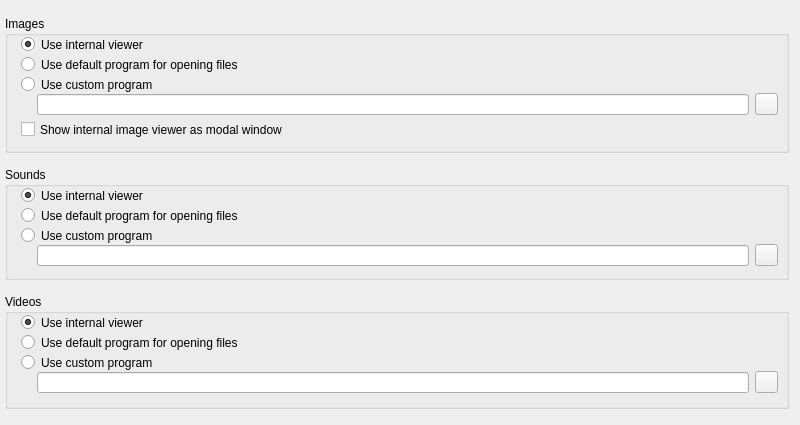
Before: the Qt Designer form src/forms/SetupFrameViewerUnit.ui in Eldricos/D-Fend-Reborn, drawn with Qt 5.
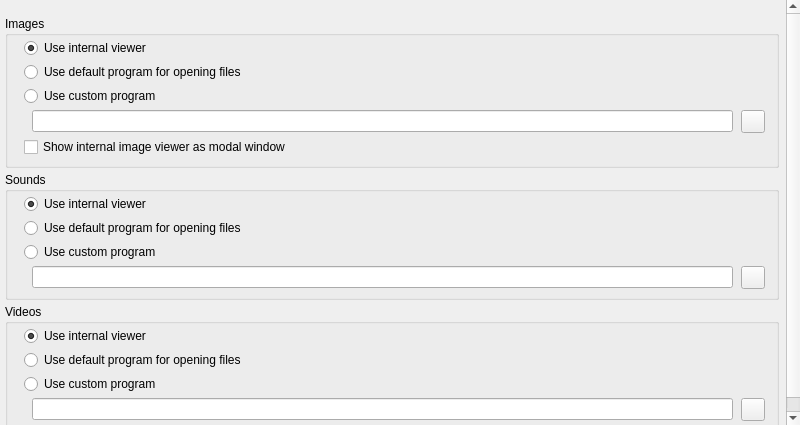
After: the same form once the commit is applied. Icons and pictures are not drawn.

Commit message: Program options: Qt layouts instead of fixed pixel positions

```diff
--- a/src/forms/SetupFrameViewerUnit.ui
+++ b/src/forms/SetupFrameViewerUnit.ui
@@ -9,112 +9,198 @@
       <property name="geometry"><rect><x>0</x><y>0</y><width>800</width><height>425</height></rect></property>
       <property name="vclAlign" stdset="0"><string notr="true">alClient</string></property>
       <property name="frameShape"><enum>QFrame::NoFrame</enum></property>
-      <property name="widgetResizable"><bool>false</bool></property>
+      <property name="widgetResizable"><bool>true</bool></property>
       <widget class="QWidget" name="ScrollBox_Contents">
         <property name="geometry"><rect><x>0</x><y>0</y><width>796</width><height>421</height></rect></property>
         <property name="vclScrollContents" stdset="0"><bool>true</bool></property>
         <property name="vclDesignWidth" stdset="0"><number>796</number></property>
         <property name="vclDesignHeight" stdset="0"><number>421</number></property>
-        <widget class="QGroupBox" name="VideosGroupBox">
-          <property name="geometry"><rect><x>5</x><y>294</y><width>784</width><height>115</height></rect></property>
-          <property name="vclAnchors" stdset="0"><string notr="true">akLeft,akTop,akRight</string></property>
-          <property name="title"><string>Videos</string></property>
-          <widget class="QToolButton" name="VideosButton">
-            <property name="geometry"><rect><x>750</x><y>77</y><width>23</width><height>22</height></rect></property>
-            <property name="vclAnchors" stdset="0"><string notr="true">akTop,akRight</string></property>
-            <property name="tag" stdset="0"><number>2</number></property>
-            <property name="icon"><iconset resource="../../resources/dfend.qrc"><normaloff>:/glyphs/92d9d1a333bceee3.png</normaloff></iconset></property>
-            <property name="iconSize"><size><width>16</width><height>16</height></size></property>
-          </widget>
-          <widget class="QRadioButton" name="VideosRadioButton1">
-            <property name="geometry"><rect><x>16</x><y>20</y><width>752</width><height>17</height></rect></property>
-            <property name="vclAnchors" stdset="0"><string notr="true">akLeft,akTop,akRight</string></property>
-            <property name="text"><string>Use internal viewer</string></property>
-            <property name="checked"><bool>true</bool></property>
-          </widget>
-          <widget class="QRadioButton" name="VideosRadioButton2">
-            <property name="geometry"><rect><x>16</x><y>40</y><width>752</width><height>17</height></rect></property>
-            <property name="vclAnchors" stdset="0"><string notr="true">akLeft,akTop,akRight</string></property>
-            <property name="text"><string>Use default program for opening files</string></property>
-          </widget>
-          <widget class="QRadioButton" name="VideosRadioButton3">
-            <property name="geometry"><rect><x>16</x><y>60</y><width>752</width><height>17</height></rect></property>
-            <property name="vclAnchors" stdset="0"><string notr="true">akLeft,akTop,akRight</string></property>
-            <property name="text"><string>Use custom program</string></property>
-          </widget>
-          <widget class="QLineEdit" name="VideosEdit">
-            <property name="geometry"><rect><x>32</x><y>78</y><width>712</width><height>21</height></rect></property>
-            <property name="vclAnchors" stdset="0"><string notr="true">akLeft,akTop,akRight</string></property>
-          </widget>
-        </widget>
-        <widget class="QGroupBox" name="SoundsGroupBox">
-          <property name="geometry"><rect><x>5</x><y>167</y><width>784</width><height>113</height></rect></property>
-          <property name="vclAnchors" stdset="0"><string notr="true">akLeft,akTop,akRight</string></property>
-          <property name="title"><string>Sounds</string></property>
-          <widget class="QToolButton" name="SoundsButton">
-            <property name="geometry"><rect><x>750</x><y>77</y><width>23</width><height>22</height></rect></property>
-            <property name="vclAnchors" stdset="0"><string notr="true">akTop,akRight</string></property>
-            <property name="tag" stdset="0"><number>1</number></property>
-            <property name="icon"><iconset resource="../../resources/dfend.qrc"><normaloff>:/glyphs/92d9d1a333bceee3.png</normaloff></iconset></property>
-            <property name="iconSize"><size><width>16</width><height>16</height></size></property>
-          </widget>
-          <widget class="QRadioButton" name="SoundsRadioButton1">
-            <property name="geometry"><rect><x>16</x><y>20</y><width>752</width><height>17</height></rect></property>
-            <property name="vclAnchors" stdset="0"><string notr="true">akLeft,akTop,akRight</string></property>
-            <property name="text"><string>Use internal viewer</string></property>
-            <property name="checked"><bool>true</bool></property>
-          </widget>
-          <widget class="QRadioButton" name="SoundsRadioButton2">
-            <property name="geometry"><rect><x>16</x><y>40</y><width>752</width><height>17</height></rect></property>
-            <property name="vclAnchors" stdset="0"><string notr="true">akLeft,akTop,akRight</string></property>
-            <property name="text"><string>Use default program for opening files</string></property>
-          </widget>
-          <widget class="QRadioButton" name="SoundsRadioButton3">
-            <property name="geometry"><rect><x>16</x><y>60</y><width>752</width><height>17</height></rect></property>
-            <property name="vclAnchors" stdset="0"><string notr="true">akLeft,akTop,akRight</string></property>
-            <property name="text"><string>Use custom program</string></property>
-          </widget>
-          <widget class="QLineEdit" name="SoundsEdit">
-            <property name="geometry"><rect><x>32</x><y>78</y><width>712</width><height>21</height></rect></property>
-            <property name="vclAnchors" stdset="0"><string notr="true">akLeft,akTop,akRight</string></property>
-          </widget>
-        </widget>
-        <widget class="QGroupBox" name="ImagesGroupBox">
-          <property name="geometry"><rect><x>5</x><y>16</y><width>784</width><height>137</height></rect></property>
-          <property name="vclAnchors" stdset="0"><string notr="true">akLeft,akTop,akRight</string></property>
-          <property name="title"><string>Images</string></property>
-          <widget class="QToolButton" name="ImagesButton">
-            <property name="geometry"><rect><x>750</x><y>77</y><width>23</width><height>22</height></rect></property>
-            <property name="vclAnchors" stdset="0"><string notr="true">akTop,akRight</string></property>
-            <property name="icon"><iconset resource="../../resources/dfend.qrc"><normaloff>:/glyphs/92d9d1a333bceee3.png</normaloff></iconset></property>
-            <property name="iconSize"><size><width>16</width><height>16</height></size></property>
-          </widget>
-          <widget class="QRadioButton" name="ImagesRadioButton1">
-            <property name="geometry"><rect><x>16</x><y>20</y><width>752</width><height>17</height></rect></property>
-            <property name="vclAnchors" stdset="0"><string notr="true">akLeft,akTop,akRight</string></property>
-            <property name="text"><string>Use internal viewer</string></property>
-            <property name="checked"><bool>true</bool></property>
-          </widget>
-          <widget class="QRadioButton" name="ImagesRadioButton2">
-            <property name="geometry"><rect><x>16</x><y>40</y><width>752</width><height>17</height></rect></property>
-            <property name="vclAnchors" stdset="0"><string notr="true">akLeft,akTop,akRight</string></property>
-            <property name="text"><string>Use default program for opening files</string></property>
-          </widget>
-          <widget class="QRadioButton" name="ImagesRadioButton3">
-            <property name="geometry"><rect><x>16</x><y>60</y><width>752</width><height>17</height></rect></property>
-            <property name="vclAnchors" stdset="0"><string notr="true">akLeft,akTop,akRight</string></property>
-            <property name="text"><string>Use custom program</string></property>
-          </widget>
-          <widget class="QLineEdit" name="ImagesEdit">
-            <property name="geometry"><rect><x>32</x><y>78</y><width>712</width><height>21</height></rect></property>
-            <property name="vclAnchors" stdset="0"><string notr="true">akLeft,akTop,akRight</string></property>
-          </widget>
-          <widget class="QCheckBox" name="ModalImageViewerCheckBox">
-            <property name="geometry"><rect><x>16</x><y>105</y><width>728</width><height>17</height></rect></property>
-            <property name="vclAnchors" stdset="0"><string notr="true">akLeft,akTop,akRight</string></property>
-            <property name="text"><string>Show internal image viewer as modal window</string></property>
-          </widget>
-        </widget>
+        <layout class="QGridLayout" name="ScrollBox_Contents_Layout" columnstretch="0,1">
+          <property name="leftMargin"><number>5</number></property>
+          <property name="topMargin"><number>16</number></property>
+          <property name="rightMargin"><number>7</number></property>
+          <property name="bottomMargin"><number>8</number></property>
+          <property name="horizontalSpacing"><number>8</number></property>
+          <property name="verticalSpacing"><number>4</number></property>
+          <item row="0" column="0" colspan="2">
+            <widget class="QGroupBox" name="ImagesGroupBox">
+              <property name="title"><string>Images</string></property>
+              <property name="minimumSize"><size><width>0</width><height>0</height></size></property>
+              <layout class="QGridLayout" name="ImagesGroupBox_Layout" columnstretch="0,0,1,0">
+                <property name="leftMargin"><number>16</number></property>
+                <property name="topMargin"><number>2</number></property>
+                <property name="rightMargin"><number>11</number></property>
+                <property name="bottomMargin"><number>8</number></property>
+                <property name="horizontalSpacing"><number>8</number></property>
+                <property name="verticalSpacing"><number>4</number></property>
+                <item row="0" column="0" colspan="4">
+                  <widget class="QRadioButton" name="ImagesRadioButton1">
+                    <property name="text"><string>Use internal viewer</string></property>
+                    <property name="checked"><bool>true</bool></property>
+                  </widget>
+                </item>
+                <item row="1" column="0" colspan="4">
+                  <widget class="QRadioButton" name="ImagesRadioButton2">
+                    <property name="text"><string>Use default program for opening files</string></property>
+                  </widget>
+                </item>
+                <item row="2" column="0" colspan="4">
+                  <widget class="QRadioButton" name="ImagesRadioButton3">
+                    <property name="text"><string>Use custom program</string></property>
+                  </widget>
+                </item>
+                <item row="3" column="1" colspan="2">
+                  <widget class="QLineEdit" name="ImagesEdit">
+            </widget>
+                </item>
+                <item row="3" column="3" alignment="Qt::AlignRight">
+                  <widget class="QToolButton" name="ImagesButton">
+                    <property name="icon"><iconset resource="../../resources/dfend.qrc"><normaloff>:/glyphs/92d9d1a333bceee3.png</normaloff></iconset></property>
+                    <property name="iconSize"><size><width>16</width><height>16</height></size></property>
+                    <property name="minimumSize"><size><width>23</width><height>0</height></size></property>
+                  </widget>
+                </item>
+                <item row="4" column="0" colspan="3">
+                  <widget class="QCheckBox" name="ModalImageViewerCheckBox">
+                    <property name="text"><string>Show internal image viewer as modal window</string></property>
+                  </widget>
+                </item>
+                <item row="0" column="2">
+                  <spacer name="ImagesGroupBox_Layout_HFill">
+                    <property name="orientation"><enum>Qt::Horizontal</enum></property>
+                    <property name="sizeHint" stdset="0"><size><width>0</width><height>0</height></size></property>
+                  </spacer>
+                </item>
+                <item row="5" column="0">
+                  <spacer name="ImagesGroupBox_VFill">
+                    <property name="orientation"><enum>Qt::Vertical</enum></property>
+                    <property name="sizeHint" stdset="0"><size><width>0</width><height>0</height></size></property>
+                  </spacer>
+                </item>
+              </layout>
+            </widget>
+          </item>
+          <item row="1" column="0" colspan="2">
+            <widget class="QGroupBox" name="SoundsGroupBox">
+              <property name="title"><string>Sounds</string></property>
+              <property name="minimumSize"><size><width>0</width><height>0</height></size></property>
+              <layout class="QGridLayout" name="SoundsGroupBox_Layout" columnstretch="0,0,1,0">
+                <property name="leftMargin"><number>16</number></property>
+                <property name="topMargin"><number>2</number></property>
+                <property name="rightMargin"><number>11</number></property>
+                <property name="bottomMargin"><number>8</number></property>
+                <property name="horizontalSpacing"><number>8</number></property>
+                <property name="verticalSpacing"><number>4</number></property>
+                <item row="0" column="0" colspan="4">
+                  <widget class="QRadioButton" name="SoundsRadioButton1">
+                    <property name="text"><string>Use internal viewer</string></property>
+                    <property name="checked"><bool>true</bool></property>
+                  </widget>
+                </item>
+                <item row="1" column="0" colspan="4">
+                  <widget class="QRadioButton" name="SoundsRadioButton2">
+                    <property name="text"><string>Use default program for opening files</string></property>
+                  </widget>
+                </item>
+                <item row="2" column="0" colspan="4">
+                  <widget class="QRadioButton" name="SoundsRadioButton3">
+                    <property name="text"><string>Use custom program</string></property>
+                  </widget>
+                </item>
+                <item row="3" column="1" colspan="2">
+                  <widget class="QLineEdit" name="SoundsEdit">
+            </widget>
+                </item>
+                <item row="3" column="3" alignment="Qt::AlignRight">
+                  <widget class="QToolButton" name="SoundsButton">
+                    <property name="tag" stdset="0"><number>1</number></property>
+                    <property name="icon"><iconset resource="../../resources/dfend.qrc"><normaloff>:/glyphs/92d9d1a333bceee3.png</normaloff></iconset></property>
+                    <property name="iconSize"><size><width>16</width><height>16</height></size></property>
+                    <property name="minimumSize"><size><width>23</width><height>0</height></size></property>
+                  </widget>
+                </item>
+                <item row="0" column="2">
+                  <spacer name="SoundsGroupBox_Layout_HFill">
+                    <property name="orientation"><enum>Qt::Horizontal</enum></property>
+                    <property name="sizeHint" stdset="0"><size><width>0</width><height>0</height></size></property>
+                  </spacer>
+                </item>
+                <item row="4" column="0">
+                  <spacer name="SoundsGroupBox_VFill">
+                    <property name="orientation"><enum>Qt::Vertical</enum></property>
+                    <property name="sizeHint" stdset="0"><size><width>0</width><height>0</height></size></property>
+                  </spacer>
+                </item>
+              </layout>
+            </widget>
+          </item>
+          <item row="2" column="0" colspan="2">
+            <widget class="QGroupBox" name="VideosGroupBox">
+              <property name="title"><string>Videos</string></property>
+              <property name="minimumSize"><size><width>0</width><height>0</height></size></property>
+              <layout class="QGridLayout" name="VideosGroupBox_Layout" columnstretch="0,0,1,0">
+                <property name="leftMargin"><number>16</number></property>
+                <property name="topMargin"><number>2</number></property>
+                <property name="rightMargin"><number>11</number></property>
+                <property name="bottomMargin"><number>8</number></property>
+                <property name="horizontalSpacing"><number>8</number></property>
+                <property name="verticalSpacing"><number>4</number></property>
+                <item row="0" column="0" colspan="4">
+                  <widget class="QRadioButton" name="VideosRadioButton1">
+                    <property name="text"><string>Use internal viewer</string></property>
+                    <property name="checked"><bool>true</bool></property>
+                  </widget>
+                </item>
+                <item row="1" column="0" colspan="4">
+                  <widget class="QRadioButton" name="VideosRadioButton2">
+                    <property name="text"><string>Use default program for opening files</string></property>
+                  </widget>
+                </item>
+                <item row="2" column="0" colspan="4">
+                  <widget class="QRadioButton" name="VideosRadioButton3">
+                    <property name="text"><string>Use custom program</string></property>
+                  </widget>
+                </item>
+                <item row="3" column="1" colspan="2">
+                  <widget class="QLineEdit" name="VideosEdit">
+            </widget>
+                </item>
+                <item row="3" column="3" alignment="Qt::AlignRight">
+                  <widget class="QToolButton" name="VideosButton">
+                    <property name="tag" stdset="0"><number>2</number></property>
+                    <property name="icon"><iconset resource="../../resources/dfend.qrc"><normaloff>:/glyphs/92d9d1a333bceee3.png</normaloff></iconset></property>
+                    <property name="iconSize"><size><width>16</width><height>16</height></size></property>
+                    <property name="minimumSize"><size><width>23</width><height>0</height></size></property>
+                  </widget>
+                </item>
+                <item row="0" column="2">
+                  <spacer name="VideosGroupBox_Layout_HFill">
+                    <property name="orientation"><enum>Qt::Horizontal</enum></property>
+                    <property name="sizeHint" stdset="0"><size><width>0</width><height>0</height></size></property>
+                  </spacer>
+                </item>
+                <item row="4" column="0">
+                  <spacer name="VideosGroupBox_VFill">
+                    <property name="orientation"><enum>Qt::Vertical</enum></property>
+                    <property name="sizeHint" stdset="0"><size><width>0</width><height>0</height></size></property>
+                  </spacer>
+                </item>
+              </layout>
+            </widget>
+          </item>
+          <item row="0" column="1">
+            <spacer name="ScrollBox_Contents_Layout_HFill">
+              <property name="orientation"><enum>Qt::Horizontal</enum></property>
+              <property name="sizeHint" stdset="0"><size><width>0</width><height>0</height></size></property>
+            </spacer>
+          </item>
+          <item row="3" column="0">
+            <spacer name="ScrollBox_Contents_VFill">
+              <property name="orientation"><enum>Qt::Vertical</enum></property>
+              <property name="sizeHint" stdset="0"><size><width>0</width><height>0</height></size></property>
+            </spacer>
+          </item>
+        </layout>
       </widget>
     </widget>
   </widget>
```
Left out of the diff: 6 changed lines with no effect on the pictures. The commit also changes 51 other files.
